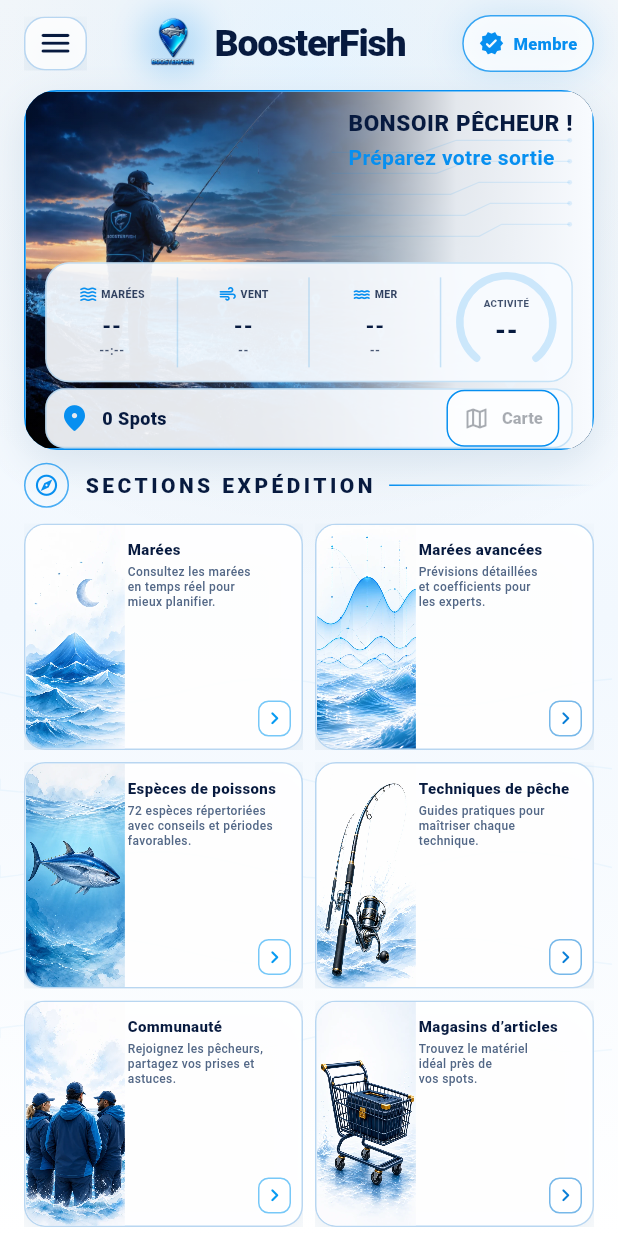
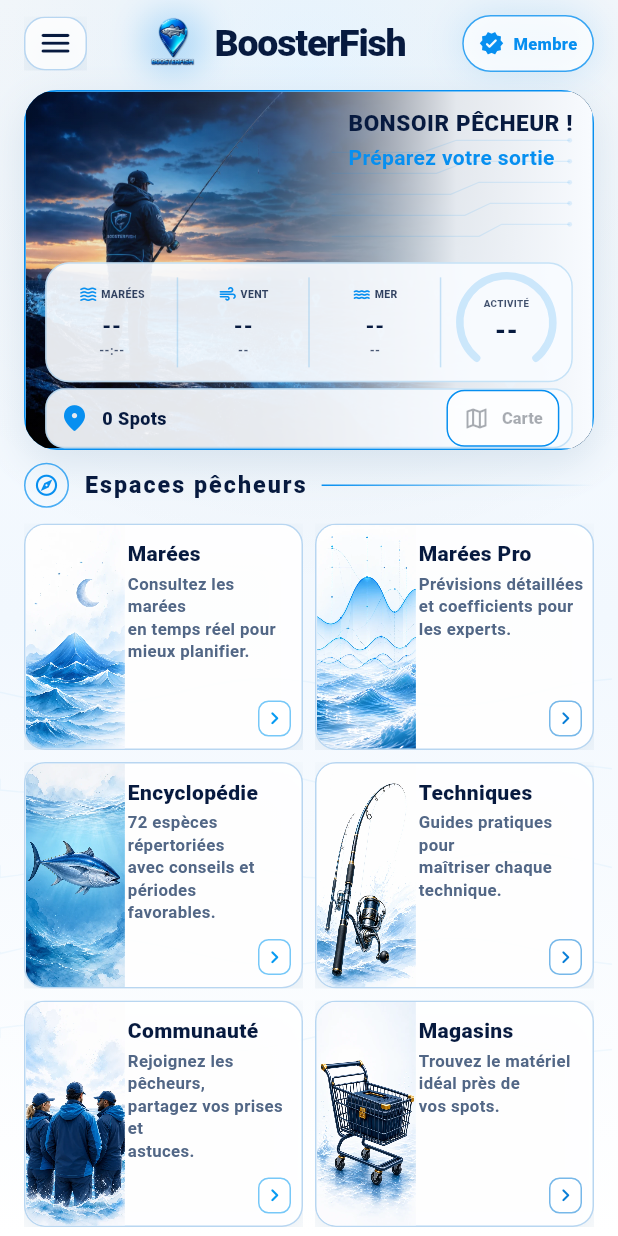
Before and after one commit to Zagorito-coder/Zagorito, a Flutter app: the HomeDashboard screen opened directly with empty values, on a phone screen of 412 x 824 dp. Run offline on Flutter 3.47's test engine with Material 3 defaults, Android fonts, the phone set to English and light mode, and no system bars; our stand-ins replace cached_network_image, cloud_firestore, cloud_functions, dio, firebase_auth, firebase_core and 12 more; missing offline and left inert: encrypt, executor_lib, firebase_app_check, flutter_map_animations, vector_map_tiles, vector_map_tiles_pmtiles and 2 more; accounts and stored records are empty.

Commit message:
Polish angler spaces and map tool selection

```diff
--- a/assets/lang/fr.json
+++ b/assets/lang/fr.json
@@ -46,15 +46,17 @@
   "home": {
     "tidesTitle": "Marées",
     "tidesSubtitle": "Consultez les marées\nen temps réel pour\nmieux planifier.",
+    "tidesProTitle": "Marées Pro",
     "tidesProSubtitle": "Prévisions détaillées\net coefficients pour\nles experts.",
     "expeditionTitle": "SECTIONS EXPÉDITION",
-    "fishSpecies": "Espèces de poissons",
+    "anglerSpacesTitle": "Espaces pêcheurs",
+    "fishSpecies": "Encyclopédie",
     "fishSpeciesSubtitle": "72 espèces répertoriées\navec conseils et périodes\nfavorables.",
-    "fishingTechniques": "Techniques de pêche",
+    "fishingTechniques": "Techniques",
     "fishingTechniquesSubtitle": "Guides pratiques pour\nmaîtriser chaque\ntechnique.",
     "community": "Communauté",
     "communitySubtitle": "Rejoignez les pêcheurs,\npartagez vos prises et\nastuces.",
-    "tackleShops": "Magasins d’articles",
+    "tackleShops": "Magasins",
     "tackleShopsSubtitle": "Trouvez le matériel\nidéal près de\nvos spots.",
     "low": "BAS",
     "high": "HAUT",
--- a/lib/pages/home_dashboard.dart
+++ b/lib/pages/home_dashboard.dart
@@ -96,7 +96,7 @@ class _HomeDashboardState extends State<HomeDashboard> {
                         onTap: widget.onNavigateToTides,
                       ),
                       _ExpeditionCard(
-                        title: context.tr('drawer.tidesPro'),
+                        title: context.tr('home.tidesProTitle'),
                         subtitle: context.tr('home.tidesProSubtitle'),
                         accent: palette.blue,
                         motif: _ExpeditionMotif.forecast,
@@ -837,13 +837,13 @@ class _ExpeditionHeading extends StatelessWidget {
                   fit: BoxFit.scaleDown,
                   alignment: AlignmentDirectional.centerStart,
                   child: Text(
-                    context.tr('home.expeditionTitle'),
+                    context.tr('home.anglerSpacesTitle'),
                     maxLines: 1,
                     style: TextStyle(
                       color: palette.textPrimary,
-                      fontSize: 14,
+                      fontSize: 15.5,
                       fontWeight: FontWeight.w900,
-                      letterSpacing: 2.3,
+                      letterSpacing: 1.35,
                     ),
                   ),
                 ),
@@ -982,6 +982,14 @@ class _ExpeditionCard extends StatelessWidget {
                 );
                 final textStart = constraints.maxWidth * 0.37;
                 final textWidth = constraints.maxWidth - textStart - 6;
+                final titleFontSize = (constraints.maxHeight * 0.105).clamp(
+                  11.5,
+                  14.0,
+                );
+                final subtitleFontSize = (constraints.maxHeight * 0.078).clamp(
+                  9.0,
+                  11.2,
+                );
                 return Stack(
                   children: [
                     PositionedDirectional(
@@ -1031,20 +1039,20 @@ class _ExpeditionCard extends StatelessWidget {
                                 textScaler: textScaler,
                                 style: TextStyle(
                                   color: palette.textPrimary,
-                                  fontSize: 10,
-                                  height: 1.08,
-                                  fontWeight: FontWeight.w800,
+                                  fontSize: titleFontSize,
+                                  height: 1.12,
+                                  fontWeight: FontWeight.w900,
                                 ),
                               ),
-                              const SizedBox(height: 4),
+                              const SizedBox(height: 5),
                               Text(
                                 subtitle,
                                 textScaler: textScaler,
                                 style: TextStyle(
                                   color: palette.textSecondary,
-                                  fontSize: 8,
-                                  height: 1.24,
-                                  fontWeight: FontWeight.w500,
+                                  fontSize: subtitleFontSize,
+                                  height: 1.3,
+                                  fontWeight: FontWeight.w600,
                                 ),
                               ),
                             ],
```
Also changed, not shown: assets/lang/ar.json (+5 -3 lines), assets/lang/en.json (+5 -3 lines), assets/lang/es.json (+5 -3 lines), lib/main.dart (+29 -15 lines), 4 other files.
